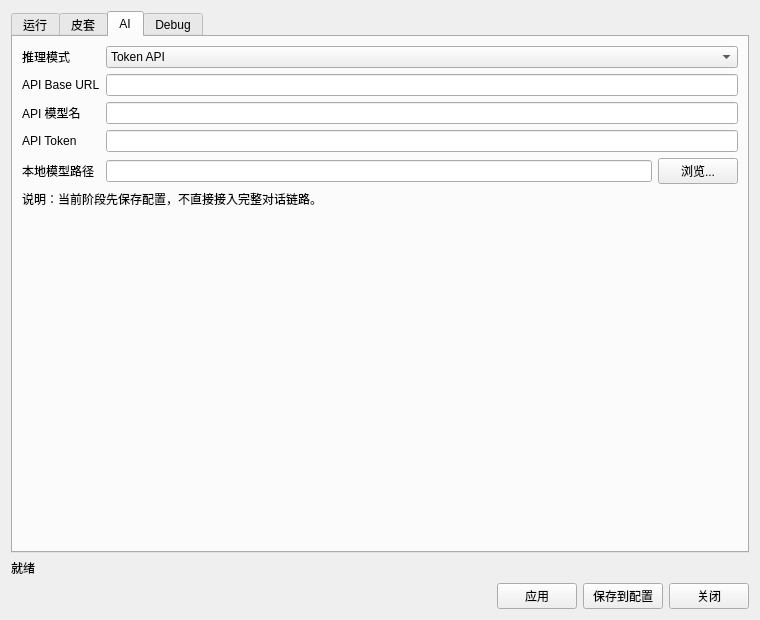
This is ui/settings/settings_window.ui in yijiejiea/AiDeskPetMan as Qt 5 draws it before an edit. The edited form follows.
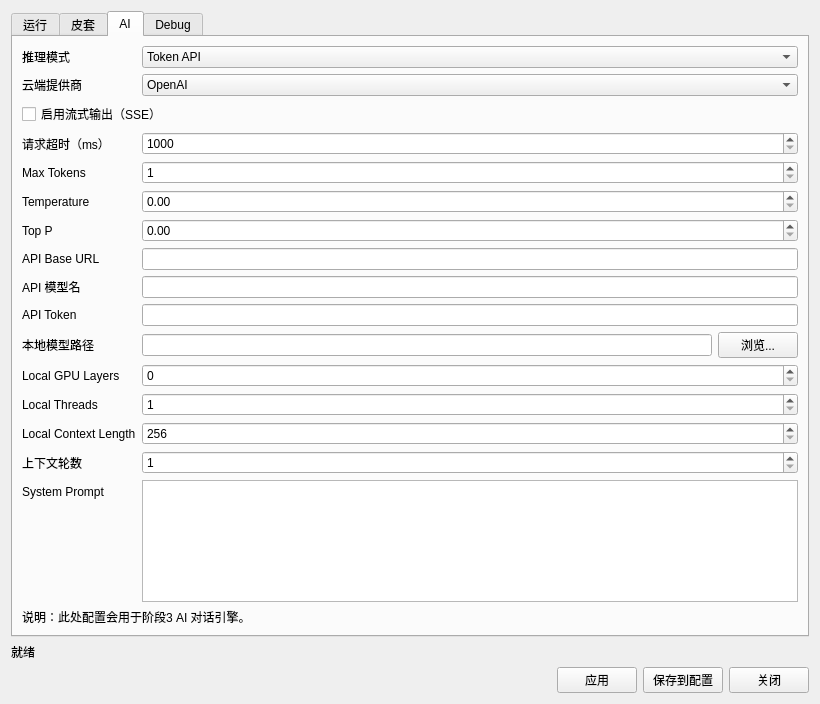
This is the edited form. The open tabs and pages were chosen to show the change.

Commit message: feat：ai相关模型接入

Patch:
```diff
--- a/ui/settings/settings_window.ui
+++ b/ui/settings/settings_window.ui
@@ -6,8 +6,8 @@
    <rect>
     <x>0</x>
     <y>0</y>
-    <width>760</width>
-    <height>620</height>
+    <width>820</width>
+    <height>680</height>
    </rect>
   </property>
   <property name="windowTitle">
@@ -262,47 +262,157 @@
           </widget>
          </item>
          <item row="1" column="0">
+          <widget class="QLabel" name="provider_label">
+           <property name="text">
+            <string>云端提供商</string>
+           </property>
+          </widget>
+         </item>
+         <item row="1" column="1">
+          <widget class="QComboBox" name="provider_combo_box">
+           <item>
+            <property name="text">
+             <string>OpenAI</string>
+            </property>
+           </item>
+           <item>
+            <property name="text">
+             <string>DeepSeek</string>
+            </property>
+           </item>
+           <item>
+            <property name="text">
+             <string>Custom</string>
+            </property>
+           </item>
+          </widget>
+         </item>
+         <item row="2" column="0" colspan="2">
+          <widget class="QCheckBox" name="stream_enabled_check_box">
+           <property name="text">
+            <string>启用流式输出（SSE）</string>
+           </property>
+          </widget>
+         </item>
+         <item row="3" column="0">
+          <widget class="QLabel" name="request_timeout_ms_label">
+           <property name="text">
+            <string>请求超时（ms）</string>
+           </property>
+          </widget>
+         </item>
+         <item row="3" column="1">
+          <widget class="QSpinBox" name="request_timeout_ms_spin_box">
+           <property name="minimum">
+            <number>1000</number>
+           </property>
+           <property name="maximum">
+            <number>300000</number>
+           </property>
+           <property name="singleStep">
+            <number>1000</number>
+           </property>
+          </widget>
+         </item>
+         <item row="4" column="0">
+          <widget class="QLabel" name="max_tokens_label">
+           <property name="text">
+            <string>Max Tokens</string>
+           </property>
+          </widget>
+         </item>
+         <item row="4" column="1">
+          <widget class="QSpinBox" name="max_tokens_spin_box">
+           <property name="minimum">
+            <number>1</number>
+           </property>
+           <property name="maximum">
+            <number>32768</number>
+           </property>
+          </widget>
+         </item>
+         <item row="5" column="0">
+          <widget class="QLabel" name="temperature_label">
+           <property name="text">
+            <string>Temperature</string>
+           </property>
+          </widget>
+         </item>
+         <item row="5" column="1">
+          <widget class="QDoubleSpinBox" name="temperature_double_spin_box">
+           <property name="minimum">
+            <double>0.000000000000000</double>
+           </property>
+           <property name="maximum">
+            <double>2.000000000000000</double>
+           </property>
+           <property name="singleStep">
+            <double>0.100000000000000</double>
+           </property>
+          </widget>
+         </item>
+         <item row="6" column="0">
+          <widget class="QLabel" name="top_p_label">
+           <property name="text">
+            <string>Top P</string>
+           </property>
+          </widget>
+         </item>
+         <item row="6" column="1">
+          <widget class="QDoubleSpinBox" name="top_p_double_spin_box">
+           <property name="minimum">
+            <double>0.000000000000000</double>
+           </property>
+           <property name="maximum">
+            <double>1.000000000000000</double>
+           </property>
+           <property name="singleStep">
+            <double>0.050000000000000</double>
+           </property>
+          </widget>
+         </item>
+         <item row="7" column="0">
           <widget class="QLabel" name="api_base_url_label">
            <property name="text">
             <string>API Base URL</string>
            </property>
           </widget>
          </item>
-         <item row="1" column="1">
+         <item row="7" column="1">
           <widget class="QLineEdit" name="api_base_url_line_edit"/>
          </item>
-         <item row="2" column="0">
+         <item row="8" column="0">
           <widget class="QLabel" name="api_model_label">
            <property name="text">
             <string>API 模型名</string>
            </property>
           </widget>
          </item>
-         <item row="2" column="1">
+         <item row="8" column="1">
           <widget class="QLineEdit" name="api_model_line_edit"/>
          </item>
-         <item row="3" column="0">
+         <item row="9" column="0">
           <widget class="QLabel" name="api_token_label">
            <property name="text">
             <string>API Token</string>
            </property>
           </widget>
          </item>
-         <item row="3" column="1">
+         <item row="9" column="1">
           <widget class="QLineEdit" name="api_token_line_edit">
            <property name="echoMode">
             <enum>QLineEdit::PasswordEchoOnEdit</enum>
            </property>
           </widget>
          </item>
-         <item row="4" column="0">
+         <item row="10" column="0">
           <widget class="QLabel" name="local_model_path_label">
            <property name="text">
             <string>本地模型路径</string>
            </property>
           </widget>
          </item>
-         <item row="4" column="1">
+         <item row="10" column="1">
           <layout class="QHBoxLayout" name="local_model_path_row_layout">
            <item>
             <widget class="QLineEdit" name="local_model_path_line_edit"/>
@@ -316,12 +426,100 @@
            </item>
           </layout>
          </item>
+         <item row="11" column="0">
+          <widget class="QLabel" name="local_gpu_layers_label">
+           <property name="text">
+            <string>Local GPU Layers</string>
+           </property>
+          </widget>
+         </item>
+         <item row="11" column="1">
+          <widget class="QSpinBox" name="local_gpu_layers_spin_box">
+           <property name="minimum">
+            <number>0</number>
+           </property>
+           <property name="maximum">
+            <number>256</number>
+           </property>
+          </widget>
+         </item>
+         <item row="12" column="0">
+          <widget class="QLabel" name="local_threads_label">
+           <property name="text">
+            <string>Local Threads</string>
+           </property>
+          </widget>
+         </item>
+         <item row="12" column="1">
+          <widget class="QSpinBox" name="local_threads_spin_box">
+           <property name="minimum">
+            <number>1</number>
+           </property>
+           <property name="maximum">
+            <number>128</number>
+           </property>
+          </widget>
+         </item>
+         <item row="13" column="0">
+          <widget class="QLabel" name="local_context_length_label">
+           <property name="text">
+            <string>Local Context Length</string>
+           </property>
+          </widget>
+         </item>
+         <item row="13" column="1">
+          <widget class="QSpinBox" name="local_context_length_spin_box">
+           <property name="minimum">
+            <number>256</number>
+           </property>
+           <property name="maximum">
+            <number>32768</number>
+           </property>
+           <property name="singleStep">
+            <number>256</number>
+           </property>
+          </widget>
+         </item>
+         <item row="14" column="0">
+          <widget class="QLabel" name="context_rounds_label">
+           <property name="text">
+            <string>上下文轮数</string>
+           </property>
+          </widget>
+         </item>
+         <item row="14" column="1">
+          <widget class="QSpinBox" name="context_rounds_spin_box">
+           <property name="minimum">
+            <number>1</number>
+           </property>
+           <property name="maximum">
+            <number>64</number>
+           </property>
+          </widget>
+         </item>
+         <item row="15" column="0">
+          <widget class="QLabel" name="system_prompt_label">
+           <property name="text">
+            <string>System Prompt</string>
+           </property>
+          </widget>
+         </item>
+         <item row="15" column="1">
+          <widget class="QPlainTextEdit" name="system_prompt_plain_text_edit">
+           <property name="minimumSize">
+            <size>
+             <width>0</width>
+             <height>120</height>
+            </size>
+           </property>
+          </widget>
+         </item>
         </layout>
        </item>
        <item>
         <widget class="QLabel" name="ai_help_label">
          <property name="text">
-          <string>说明：当前阶段先保存配置，不直接接入完整对话链路。</string>
+          <string>说明：此处配置会用于阶段3 AI 对话引擎。</string>
          </property>
          <property name="wordWrap">
           <bool>true</bool>
```
Left out of the diff: 42 changed lines with no effect on the pictures. The commit also changes 35 other files.
